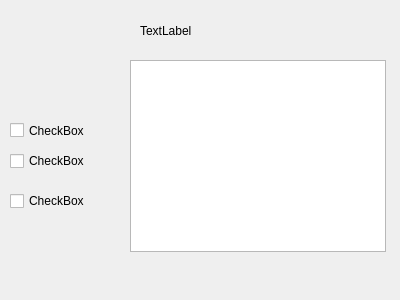
First picture: the form in misNotas/mainwindow.ui, repository e1nfalt/misNotas, before the edit.
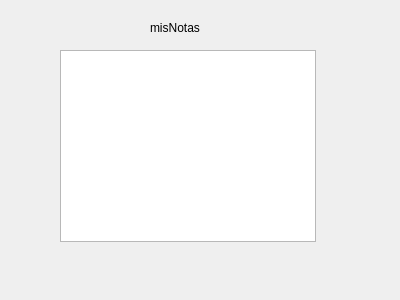
Second picture: the form after the edit.

```diff
--- a/misNotas/mainwindow.ui
+++ b/misNotas/mainwindow.ui
@@ -14,66 +14,27 @@
    <string>MainWindow</string>
   </property>
   <widget class="QWidget" name="centralWidget">
-   <widget class="QListWidget" name="listWidget">
-    <property name="geometry">
-     <rect>
-      <x>130</x>
-      <y>60</y>
-      <width>256</width>
-      <height>192</height>
-     </rect>
-    </property>
-   </widget>
-   <widget class="QCheckBox" name="checkBox">
-    <property name="geometry">
-     <rect>
-      <x>10</x>
-      <y>110</y>
-      <width>87</width>
-      <height>41</height>
-     </rect>
-    </property>
-    <property name="text">
-     <string>CheckBox</string>
-    </property>
-   </widget>
-   <widget class="QCheckBox" name="checkBox_2">
-    <property name="geometry">
-     <rect>
-      <x>10</x>
-      <y>150</y>
-      <width>87</width>
-      <height>22</height>
-     </rect>
-    </property>
-    <property name="text">
-     <string>CheckBox</string>
-    </property>
-   </widget>
-   <widget class="QCheckBox" name="checkBox_3">
-    <property name="geometry">
-     <rect>
-      <x>10</x>
-      <y>190</y>
-      <width>87</width>
-      <height>22</height>
-     </rect>
-    </property>
-    <property name="text">
-     <string>CheckBox</string>
-    </property>
-   </widget>
    <widget class="QLabel" name="label">
     <property name="geometry">
      <rect>
-      <x>140</x>
+      <x>150</x>
       <y>20</y>
       <width>59</width>
-      <height>21</height>
+      <height>16</height>
      </rect>
     </property>
     <property name="text">
-     <string>TextLabel</string>
+     <string>misNotas</string>
+    </property>
+   </widget>
+   <widget class="QListWidget" name="listWidget">
+    <property name="geometry">
+     <rect>
+      <x>60</x>
+      <y>50</y>
+      <width>256</width>
+      <height>192</height>
+     </rect>
     </property>
    </widget>
   </widget>
```
